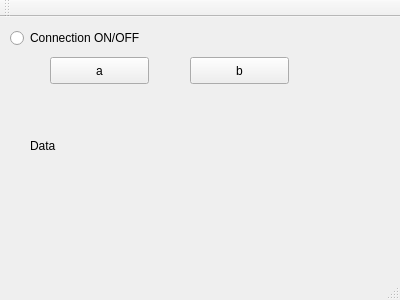
First picture: the form in Software/Race/windowusart.ui, repository martro/RoboDriftSensors, before the edit.
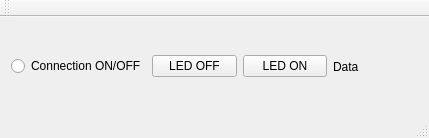
Second picture: the form after the edit.

Patch:
```diff
--- a/Software/Race/windowusart.ui
+++ b/Software/Race/windowusart.ui
@@ -6,66 +6,48 @@
    <rect>
     <x>0</x>
     <y>0</y>
-    <width>400</width>
-    <height>300</height>
+    <width>429</width>
+    <height>138</height>
    </rect>
   </property>
   <property name="windowTitle">
    <string>WindowUSART</string>
   </property>
   <widget class="QWidget" name="centralWidget">
+   <layout class="QVBoxLayout" name="verticalLayout">
+    <item>
+     <layout class="QHBoxLayout" name="horizontalLayout">
+      <item>
+       <widget class="QRadioButton" name="radioButton">
+        <property name="text">
+         <string>Connection ON/OFF</string>
+        </property>
+       </widget>
+      </item>
+      <item>
    <widget class="QPushButton" name="pushButton">
-    <property name="geometry">
-     <rect>
-      <x>50</x>
-      <y>40</y>
-      <width>99</width>
-      <height>27</height>
-     </rect>
-    </property>
     <property name="text">
-     <string>a</string>
-    </property>
-   </widget>
+         <string>LED OFF</string>
+        </property>
+       </widget>
+      </item>
+      <item>
    <widget class="QPushButton" name="pushButton_2">
-    <property name="geometry">
-     <rect>
-      <x>190</x>
-      <y>40</y>
-      <width>99</width>
-      <height>27</height>
-     </rect>
-    </property>
     <property name="text">
-     <string>b</string>
-    </property>
-   </widget>
+         <string>LED ON</string>
+        </property>
+       </widget>
+      </item>
+      <item>
    <widget class="QLabel" name="data">
-    <property name="geometry">
-     <rect>
-      <x>30</x>
-      <y>120</y>
-      <width>231</width>
-      <height>17</height>
-     </rect>
-    </property>
     <property name="text">
      <string>Data</string>
     </property>
    </widget>
-   <widget class="QRadioButton" name="radioButton">
-    <property name="geometry">
-     <rect>
-      <x>10</x>
-      <y>10</y>
-      <width>161</width>
-      <height>22</height>
-     </rect>
-    </property>
-    <property name="text">
-     <string>Connection ON/OFF</string>
-    </property>
-   </widget>
+      </item>
+     </layout>
+    </item>
+   </layout>
   </widget>
   <widget class="QMenuBar" name="menuBar">
    <property name="geometry">
```
Left out of the diff: 2 changed lines with no effect on the pictures. Lines whose indentation alone changed are shown as unchanged.
